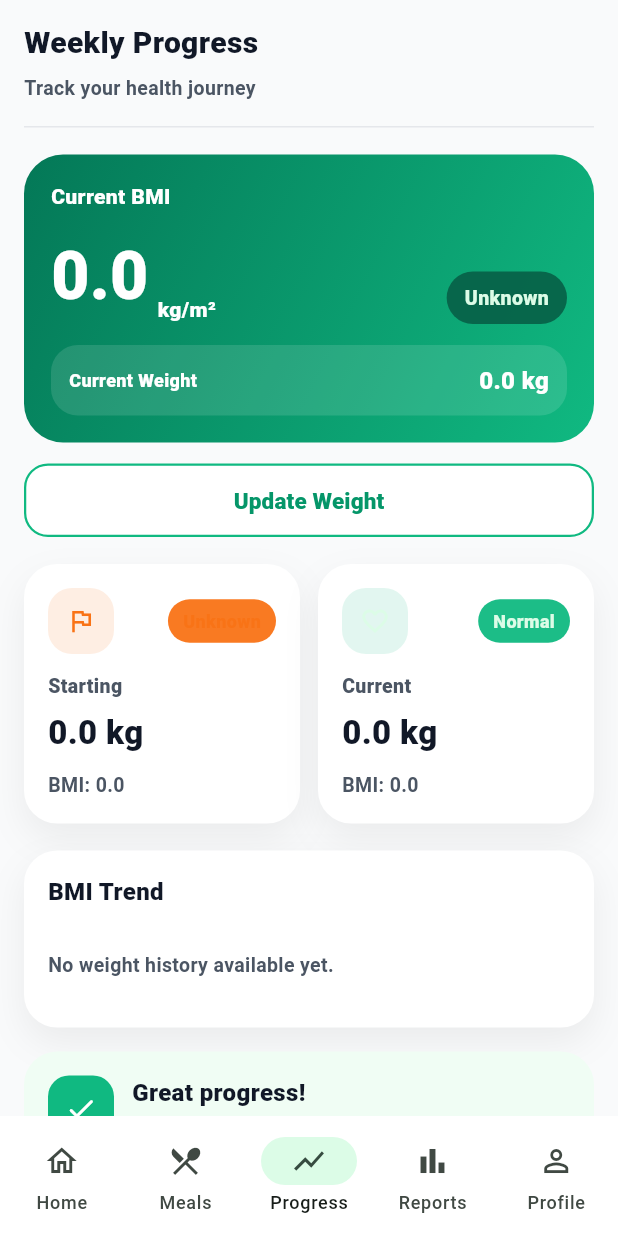
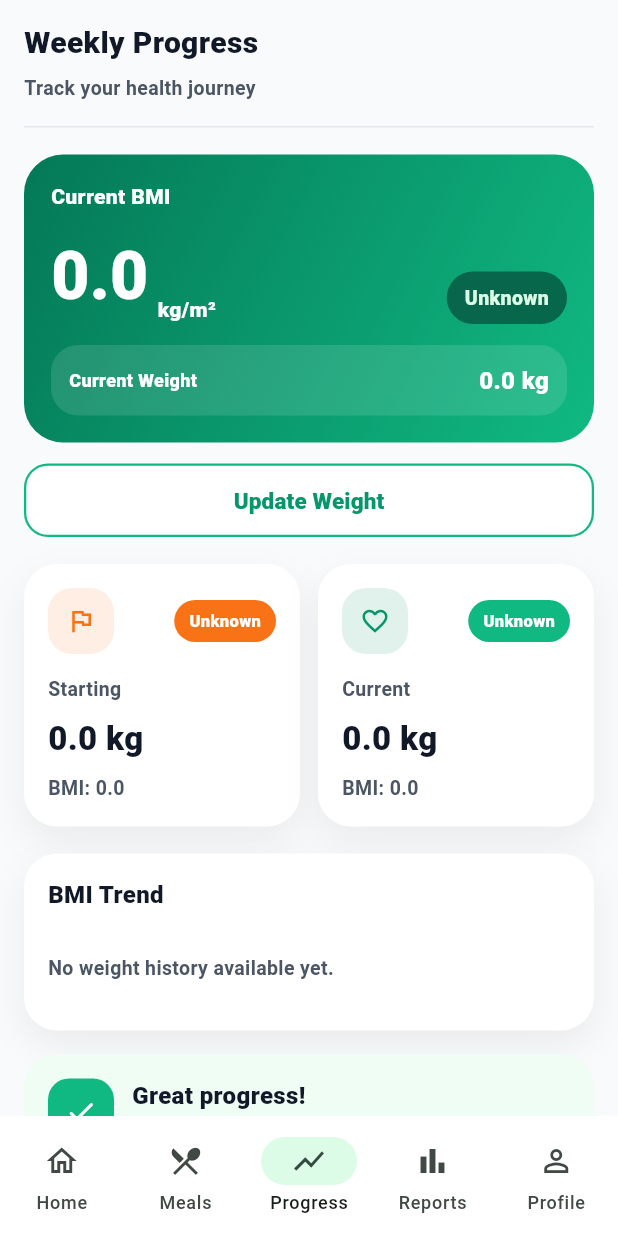
Before and after one commit to Dinethchathurya/fitviora, a Flutter app: the MainShellPage screen opened by its route, item 3 of the bottom bar chosen, on a phone screen of 412 x 824 dp. Run offline on Flutter 3.47's test engine with Material 3 defaults, Android fonts, the phone set to English and light mode, and no system bars; our stand-ins replace cloud_firestore, firebase_auth, firebase_core, flutter_dotenv, geolocator, shared_preferences; accounts and stored records are empty; network calls fail.

Commit message:
progress page

```diff
--- a/lib/features/profile/presentation/pages/profile_page.dart
+++ b/lib/features/profile/presentation/pages/profile_page.dart
@@ -18,6 +18,7 @@ class _ProfilePageState extends State<ProfilePage> {
   void initState() {
     super.initState();
     WidgetsBinding.instance.addPostFrameCallback((_) {
+      if (!mounted) return;
       context.read<ProfileViewModel>().loadProfile();
     });
   }
--- a/lib/features/profile/presentation/viewmodels/profile_view_model.dart
+++ b/lib/features/profile/presentation/viewmodels/profile_view_model.dart
@@ -1,3 +1,141 @@
+// import 'package:flutter/material.dart';
+
+// import '../../../../core/constants/app_colors.dart';
+// import '../../../../shared/entities/user_profile.dart';
+// import '../../../auth/data/repositories/auth_repository_impl.dart';
+// import '../../domain/usecases/get_profile_usecase.dart';
+
+// class ProfileViewModel extends ChangeNotifier {
+//   final GetProfileUseCase getProfileUseCase;
+//   final AuthRepositoryImpl authRepository;
+
+//   ProfileViewModel({
+//     required this.getProfileUseCase,
+//     required this.authRepository,
+//   });
+
+//   UserProfile? profile;
+//   bool isLoading = false;
+
+//   Future<void> loadProfile() async {
+//     final uid = authRepository.currentUserId;
+//     if (uid == null) return;
+
+//     try {
+//       isLoading = true;
+//       notifyListeners();
+//       profile = await getProfileUseCase(uid);
+//     } finally {
+//       isLoading = false;
+//       notifyListeners();
+//     }
+//   }
+
+//   // ── Display getters ──
+
+//   String get displayName =>
+//       (profile?.fullName.isNotEmpty == true) ? profile!.fullName : 'FitViora User';
+
+//   String get displayEmail => profile?.email ?? 'user@fitviora.com';
+
+//   String get displayDob => _formatValue(profile?.dateOfBirth);
+
+//   String get displayGender => _capitalize(profile?.gender);
+
+//   String get displayHeight =>
+//       (profile != null && profile!.heightCm > 0)
+//           ? '${profile!.heightCm.toStringAsFixed(1)} cm'
+//           : 'Not provided';
+
+//   String get displayWeight =>
+//       (profile != null && profile!.weightKg > 0)
+//           ? '${profile!.weightKg.toStringAsFixed(1)} kg'
+//           : 'Not provided';
+
+//   String get displayActivityLevel => _capitalize(profile?.activityLevel);
+
+//   String get displayGoal => _capitalize(profile?.goal);
+
+//   String get displayFoodPreference => _capitalize(profile?.foodPreference);
+
+//   // ── Visual mapping getters ──
+//   String get foodPreferenceEmoji {
+//     final pref = profile?.foodPreference ?? '';
+//     final map = {
+//       'Vegetarian': '🥗',
+//       'Non-Vegetarian': '🍗',
+//       'Vegan': '🌱',
+//       'Pescatarian': '🐟',
+//     };
+//     return map[pref] ?? '🍽️';
+//   }
+
+//   String get goalEmoji {
+//     final goal = profile?.goal ?? '';
+//     final map = {
+//       'Weight Loss': '📉',
+//       'Weight Gain': '💪',
+//       'Maintenance': '⚖️',
+//     };
+//     return map[goal] ?? '🎯';
+//   }
+
+//   List<String> get healthConditionBadges {
+//     final conditions = profile?.healthConditions as List<String>? ?? [];
+//     final map = {
+//       'Diabetes': '🩸 Diabetes',
+//       'Hypertension': '❤️ Hypertension',
+//     };
+//     return conditions.map((c) => map[c] ?? c).where((b) => b.isNotEmpty).toList();
+//   }
+
+//   // ── BMI getters ──
+
+//   double get bmi {
+//     if (profile == null || profile!.heightCm <= 0 || profile!.weightKg <= 0) {
+//       return 0;
+//     }
+//     final heightM = profile!.heightCm / 100;
+//     return profile!.weightKg / (heightM * heightM);
+//   }
+
+//   String get bmiValue => bmi > 0 ? bmi.toStringAsFixed(1) : '--';
+
+//   String get bmiStatus {
+//     if (bmi <= 0) return 'Unknown';
+//     if (bmi < 18.5) return 'Underweight';
+//     if (bmi < 25) return 'Normal';
+//     if (bmi < 30) return 'Overweight';
+//     return 'Obese';
+//   }
+
+//   Color get bmiColor {
+//     if (bmi <= 0) return AppColors.gray500;
+//     if (bmi < 18.5) return AppColors.blue500;
+//     if (bmi < 25) return AppColors.emerald500;
+//     if (bmi < 30) return AppColors.orange500;
+//     return AppColors.destructive;
+//   }
+
+//   // ── Helpers ──
+
+//   String _capitalize(String? value) {
+//     if (value == null || value.isEmpty) return 'Not provided';
+//     return '${value[0].toUpperCase()}${value.substring(1)}';
+//   }
+
+//   String _formatValue(String? value) {
+//     if (value == null || value.trim().isEmpty) return 'Not provided';
+//     return value;
+//   }
+// }
+
+
+
+
+import 'dart:async';
+
+import 'package:cloud_firestore/cloud_firestore.dart';
 import 'package:flutter/material.dart';
 
 import '../../../../core/constants/app_colors.dart';
@@ -6,26 +144,83 @@ import '../../../auth/data/repositories/auth_repository_impl.dart';
 import '../../domain/usecases/get_profile_usecase.dart';
 
 class ProfileViewModel extends ChangeNotifier {
-  final GetProfileUseCase getProfileUseCase;
-  final AuthRepositoryImpl authRepository;
-
   ProfileViewModel({
     required this.getProfileUseCase,
     required this.authRepository,
-  });
+    FirebaseFirestore? firestore,
+  }) : _firestore = firestore ?? FirebaseFirestore.instance;
+
+  final GetProfileUseCase getProfileUseCase;
+  final AuthRepositoryImpl authRepository;
+  final FirebaseFirestore _firestore;
+
+  StreamSubscription<DocumentSnapshot<Map<String, dynamic>>>?
+      _profileSubscription;
 
   UserProfile? profile;
+
   bool isLoading = false;
+  bool _isRefreshing = false;
 
+  String? error;
+
+  /// Starts a real-time listener for the logged-in user's profile.
+  ///
+  /// When weightKg, goal, heightCm, or another profile field changes,
+  /// Firestore triggers this listener and the profile page updates.
   Future<void> loadProfile() async {
     final uid = authRepository.currentUserId;
-    if (uid == null) return;
+
+    if (uid == null) {
+      error = 'User is not logged in.';
+      notifyListeners();
+      return;
+    }
+
+    await _profileSubscription?.cancel();
+
+    if (profile == null) {
+      isLoading = true;
+      error = null;
+      notifyListeners();
+    }
+
+    _profileSubscription = _firestore
+        .collection('users')
+        .doc(uid)
+        .snapshots()
+        .listen(
+      (snapshot) async {
+        if (!snapshot.exists) {
+          error = 'User profile was not found.';
+          isLoading = false;
+          notifyListeners();
+          return;
+        }
+
+        await _refreshProfile(uid);
+      },
+      onError: (Object exception) {
+        error = _friendlyError(exception);
+        isLoading = false;
+        notifyListeners();
+      },
+    );
+  }
+
+  Future<void> _refreshProfile(String uid) async {
+    // Prevent several Firestore events from starting overlapping requests.
+    if (_isRefreshing) return;
 
     try {
-      isLoading = true;
-      notifyListeners();
+      _isRefreshing = true;
+      error = null;
+
       profile = await getProfileUseCase(uid);
+    } catch (exception) {
+      error = _friendlyError(exception);
     } finally {
+      _isRefreshing = false;
       isLoading = false;
       notifyListeners();
     }
@@ -33,99 +228,156 @@ class ProfileViewModel extends ChangeNotifier {
 
   // ── Display getters ──
 
-  String get displayName =>
-      (profile?.fullName.isNotEmpty == true) ? profile!.fullName : 'FitViora User';
+  String get displayName {
+    final name = profile?.fullName.trim() ?? '';
 
-  String get displayEmail => profile?.email ?? 'user@fitviora.com';
+    return name.isNotEmpty ? name : 'FitViora User';
+  }
+
+  String get displayEmail {
+    final email = profile?.email.trim() ?? '';
+
+    return email.isNotEmpty ? email : 'user@fitviora.com';
+  }
 
   String get displayDob => _formatValue(profile?.dateOfBirth);
 
   String get displayGender => _capitalize(profile?.gender);
 
-  String get displayHeight =>
-      (profile != null && profile!.heightCm > 0)
-          ? '${profile!.heightCm.toStringAsFixed(1)} cm'
-          : 'Not provided';
+  String get displayHeight {
+    final value = profile?.heightCm ?? 0;
 
-  String get displayWeight =>
-      (profile != null && profile!.weightKg > 0)
-          ? '${profile!.weightKg.toStringAsFixed(1)} kg'
-          : 'Not provided';
+    return value > 0
+        ? '${value.toStringAsFixed(1)} cm'
+        : 'Not provided';
+  }
 
-  String get displayActivityLevel => _capitalize(profile?.activityLevel);
+  String get displayWeight {
+    final value = profile?.weightKg ?? 0;
+
+    return value > 0
+        ? '${value.toStringAsFixed(1)} kg'
+        : 'Not provided';
+  }
+
+  String get displayActivityLevel =>
+      _capitalize(profile?.activityLevel);
 
   String get displayGoal => _capitalize(profile?.goal);
 
-  String get displayFoodPreference => _capitalize(profile?.foodPreference);
+  String get displayFoodPreference =>
+      _capitalize(profile?.foodPreference);
 
   // ── Visual mapping getters ──
+
   String get foodPreferenceEmoji {
-    final pref = profile?.foodPreference ?? '';
-    final map = {
+    final preference = profile?.foodPreference ?? '';
+
+    const map = {
       'Vegetarian': '🥗',
       'Non-Vegetarian': '🍗',
       'Vegan': '🌱',
       'Pescatarian': '🐟',
     };
-    return map[pref] ?? '🍽️';
+
+    return map[preference] ?? '🍽️';
   }
 
   String get goalEmoji {
     final goal = profile?.goal ?? '';
-    final map = {
+
+    const map = {
       'Weight Loss': '📉',
       'Weight Gain': '💪',
       'Maintenance': '⚖️',
     };
+
     return map[goal] ?? '🎯';
   }
 
   List<String> get healthConditionBadges {
-    final conditions = profile?.healthConditions as List<String>? ?? [];
-    final map = {
+    final conditions = profile?.healthConditions ?? <String>[];
+
+    const map = {
       'Diabetes': '🩸 Diabetes',
       'Hypertension': '❤️ Hypertension',
     };
-    return conditions.map((c) => map[c] ?? c).where((b) => b.isNotEmpty).toList();
+
+    return conditions
+        .map((condition) => map[condition] ?? condition)
+        .where((badge) => badge.trim().isNotEmpty)
+        .toList();
   }
 
   // ── BMI getters ──
 
   double get bmi {
-    if (profile == null || profile!.heightCm <= 0 || profile!.weightKg <= 0) {
+    final currentProfile = profile;
+
+    if (currentProfile == null ||
+        currentProfile.heightCm <= 0 ||
+        currentProfile.weightKg <= 0) {
       return 0;
     }
-    final heightM = profile!.heightCm / 100;
-    return profile!.weightKg / (heightM * heightM);
+
+    final heightM = currentProfile.heightCm / 100;
+
+    return currentProfile.weightKg / (heightM * heightM);
   }
 
   String get bmiValue => bmi > 0 ? bmi.toStringAsFixed(1) : '--';
 
   String get bmiStatus {
-    if (bmi <= 0) return 'Unknown';
-    if (bmi < 18.5) return 'Underweight';
-    if (bmi < 25) return 'Normal';
-    if (bmi < 30) return 'Overweight';
+    final value = bmi;
+
+    if (value <= 0) return 'Unknown';
+    if (value < 18.5) return 'Underweight';
+    if (value < 25) return 'Normal';
+    if (value < 30) return 'Overweight';
+
     return 'Obese';
   }
 
   Color get bmiColor {
-    if (bmi <= 0) return AppColors.gray500;
-    if (bmi < 18.5) return AppColors.blue500;
-    if (bmi < 25) return AppColors.emerald500;
-    if (bmi < 30) return AppColors.orange500;
+    final value = bmi;
+
+    if (value <= 0) return AppColors.gray500;
+    if (value < 18.5) return AppColors.blue500;
+    if (value < 25) return AppColors.emerald500;
+    if (value < 30) return AppColors.orange500;
+
     return AppColors.destructive;
   }
 
   // ── Helpers ──
 
   String _capitalize(String? value) {
-    if (value == null || value.isEmpty) return 'Not provided';
-    return '${value[0].toUpperCase()}${value.substring(1)}';
+    final text = value?.trim() ?? '';
+
+    if (text.isEmpty) {
+      return 'Not provided';
+    }
+
+    return '${text[0].toUpperCase()}${text.substring(1)}';
   }
 
   String _formatValue(String? value) {
-    if (value == null || value.trim().isEmpty) return 'Not provided';
-    return value;
+    final text = value?.trim() ?? '';
+
+    return text.isEmpty ? 'Not provided' : text;
+  }
+
+  String _friendlyError(Object exception) {
+    if (exception is FirebaseException) {
+      return exception.message ?? 'A Firebase operation failed.';
+    }
+
+    return exception.toString().replaceFirst('Exception: ', '');
+  }
+
+  @override
+  void dispose() {
+    _profileSubscription?.cancel();
+    super.dispose();
   }
 }
--- a/lib/features/progress/presentation/pages/progress_page.dart
+++ b/lib/features/progress/presentation/pages/progress_page.dart
@@ -354,12 +354,20 @@ class _ProgressPageState extends State<ProgressPage> {
                   Expanded(
                     child: BmiSummaryCard(
                       icon: Icons.flag_outlined,
+
+                      iconColor: AppColors.orange500,
+
                       title: 'Starting',
+
                       weight:
                           '${_viewModel.startingWeightKg.toStringAsFixed(1)} kg',
+
                       bmi: _viewModel.startingBmi.toStringAsFixed(1),
-                      badgeColor: AppColors.orange500.withOpacity(0.95),
-                      badgeTextColor: AppColors.orange500,
+
+                      badgeColor: AppColors.orange500,
+
+                      badgeTextColor: AppColors.white,
+
                       badgeText: _viewModel.startingBmiCategory,
                     ),
                   ),
@@ -367,13 +375,21 @@ class _ProgressPageState extends State<ProgressPage> {
                   Expanded(
                     child: BmiSummaryCard(
                       icon: Icons.favorite_border,
+
+                      iconColor: AppColors.emerald600,
+
                       title: 'Current',
+
                       weight:
                           '${_viewModel.currentWeightKg.toStringAsFixed(1)} kg',
+
                       bmi: _viewModel.currentBmi.toStringAsFixed(1),
-                      badgeColor: AppColors.emerald500.withOpacity(0.95),
-                      badgeTextColor: AppColors.emerald100,
-                      badgeText: 'Normal',
+
+                      badgeColor: AppColors.emerald500,
+
+                      badgeTextColor: AppColors.white,
+
+                      badgeText: _viewModel.currentBmiCategory,
                     ),
                   ),
                 ],
--- a/lib/features/progress/presentation/widgets/bmi_summary_card.dart
+++ b/lib/features/progress/presentation/widgets/bmi_summary_card.dart
@@ -4,6 +4,7 @@ import '../../../../../../core/constants/app_colors.dart';
 
 class BmiSummaryCard extends StatelessWidget {
   final IconData icon;
+  final Color iconColor;
   final String title;
   final String weight;
   final String bmi;
@@ -14,6 +15,7 @@ class BmiSummaryCard extends StatelessWidget {
   const BmiSummaryCard({
     super.key,
     required this.icon,
+    required this.iconColor,
     required this.title,
     required this.weight,
     required this.bmi,
@@ -31,7 +33,7 @@ class BmiSummaryCard extends StatelessWidget {
         borderRadius: BorderRadius.circular(22),
         boxShadow: [
           BoxShadow(
-            color: Colors.black.withOpacity(0.06),
+            color: Colors.black.withValues(alpha: 0.06),
             blurRadius: 20,
             offset: const Offset(0, 10),
           ),
@@ -46,14 +48,21 @@ class BmiSummaryCard extends StatelessWidget {
                 width: 44,
                 height: 44,
                 decoration: BoxDecoration(
-                  color: badgeColor.withOpacity(0.12),
+                  color: iconColor.withValues(alpha: 0.12),
                   borderRadius: BorderRadius.circular(16),
                 ),
-                child: Icon(icon, size: 20, color: badgeTextColor),
+                child: Icon(
+                  icon,
+                  size: 20,
+                  color: iconColor,
+                ),
               ),
               const Spacer(),
               Container(
-                padding: const EdgeInsets.symmetric(horizontal: 10, vertical: 6),
+                padding: const EdgeInsets.symmetric(
+                  horizontal: 10,
+                  vertical: 6,
+                ),
                 decoration: BoxDecoration(
                   color: badgeColor,
                   borderRadius: BorderRadius.circular(999),
@@ -61,7 +70,7 @@ class BmiSummaryCard extends StatelessWidget {
                 child: Text(
                   badgeText,
                   style: TextStyle(
-                    fontSize: 12,
+                    fontSize: 11,
                     fontWeight: FontWeight.w800,
                     color: badgeTextColor,
                   ),
@@ -69,16 +78,16 @@ class BmiSummaryCard extends StatelessWidget {
               ),
             ],
           ),
-          const SizedBox(height: 12),
+          const SizedBox(height: 14),
           Text(
             title,
             style: const TextStyle(
               fontSize: 13,
-              fontWeight: FontWeight.w800,
+              fontWeight: FontWeight.w700,
               color: AppColors.gray600,
             ),
           ),
-          const SizedBox(height: 6),
+          const SizedBox(height: 8),
           Text(
             weight,
             style: const TextStyle(
@@ -87,10 +96,10 @@ class BmiSummaryCard extends StatelessWidget {
               color: AppColors.gray900,
             ),
           ),
-          const SizedBox(height: 10),
+          const SizedBox(height: 8),
           Text(
             'BMI: $bmi',
-            style: TextStyle(
+            style: const TextStyle(
               fontSize: 13,
               fontWeight: FontWeight.w700,
               color: AppColors.gray600,
```
